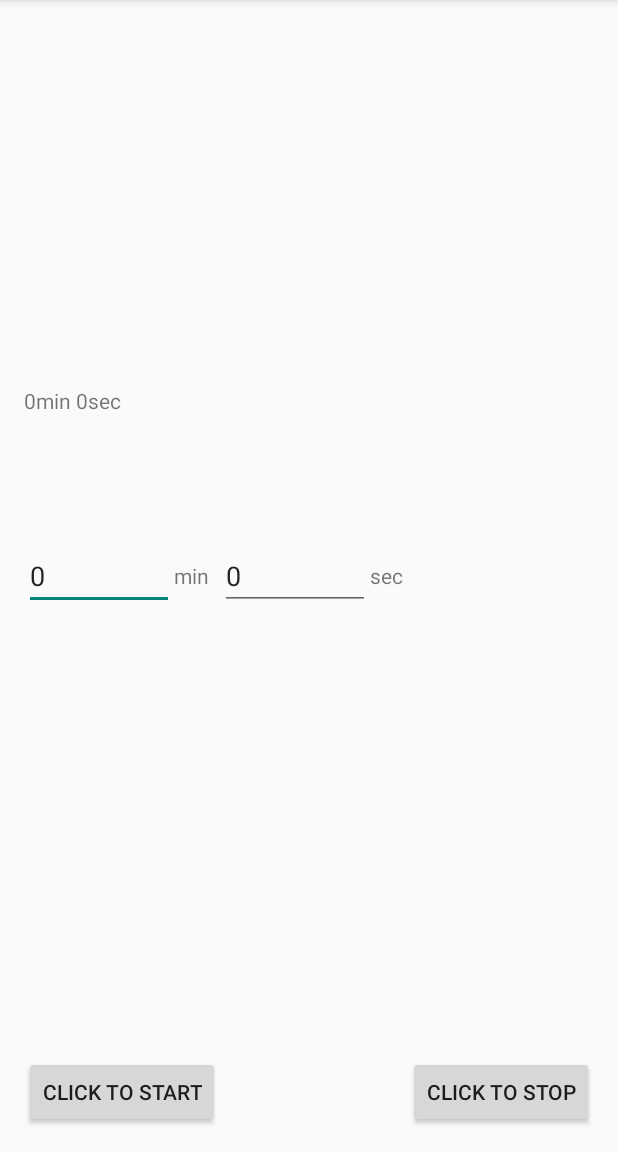
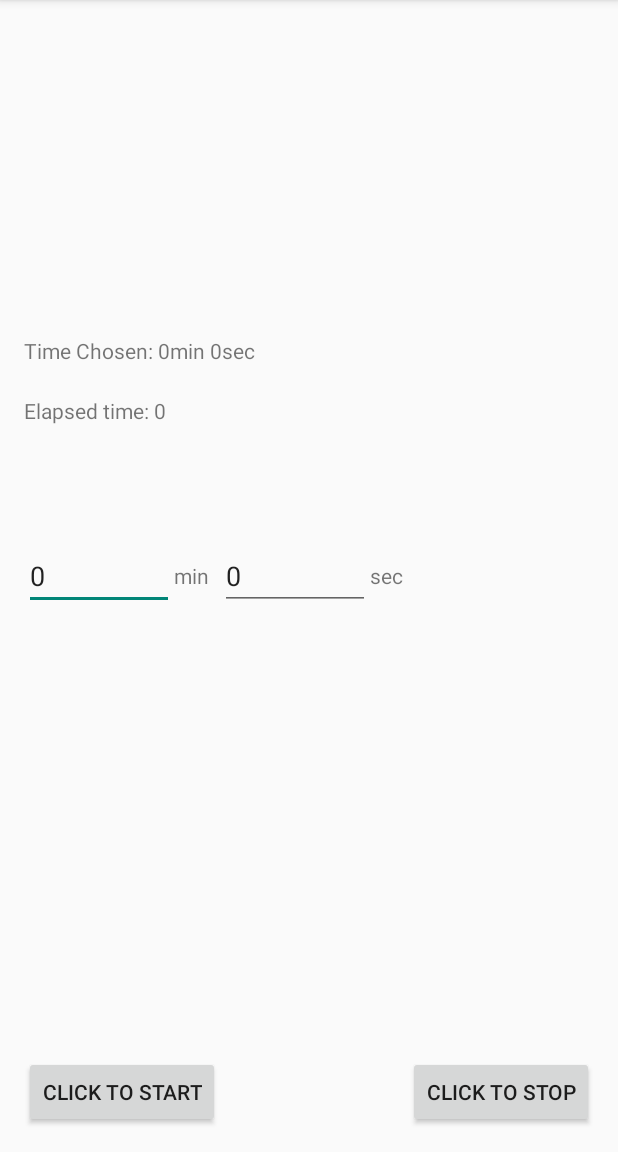
Before and after one commit to kritixilithos/Repeating-Countdown-Timer, an Android app: the screen it shows after launch (MainActivity), after a tap on "CLICK TO START", on a phone screen of 412 x 824 dp, the part 84-1236 px from its top. Run offline under Robolectric (Android 15) with nearby library versions, the phone set to English and light mode, and no system bars.

Commit message:
Added elapsed time

```diff
--- a/app/src/main/java/com/mycompany/countdowntimerrepeating/MainActivity.java
+++ b/app/src/main/java/com/mycompany/countdowntimerrepeating/MainActivity.java
@@ -13,6 +13,8 @@ import android.view.WindowManager;
 import android.widget.EditText;
 import android.widget.TextView;
 
+import org.w3c.dom.Text;
+
 public class MainActivity extends AppCompatActivity {
     TextView timeLeft;
     TextView tvv;
@@ -21,6 +23,9 @@ public class MainActivity extends AppCompatActivity {
     boolean clicked = false;
     EditText minutes;
     EditText seconds;
+    TextView elapsed;
+    long elapsedTime = 0;
+    long startTime = 0;
 
     public void repeatTimer(int numMins, int numSecs) {
         final int milliseconds = numMins * 60000 + numSecs*1000;
@@ -35,6 +40,14 @@ public class MainActivity extends AppCompatActivity {
                 double minutesLeft = Math.floor(millisUntilFinished / 60000);
                 double secondsLeft = (millisUntilFinished / 1000)-minutesLeft*60;
 
+                elapsed = (TextView) findViewById(R.id.elapsed);
+                elapsedTime = System.currentTimeMillis() - startTime;
+
+                double minsElapsed = Math.floor(elapsedTime / 60000);
+                double secsElapsed = (elapsedTime / 1000)-minsElapsed*60;
+
+                elapsed.setText("Elapsed time: " + minsElapsed+"min " + secsElapsed+"sec");
+
                 timeLeft.setText("Time remaining: " + minutesLeft + "min " + secondsLeft +"sec");
                 if (millisUntilFinished < milliseconds - 1000) {
                     r.stop();
@@ -43,7 +56,7 @@ public class MainActivity extends AppCompatActivity {
                     r.stop();
                     timeLeft.setText(" ");
                     tvv = (TextView) findViewById(R.id.tvv);
-                    tvv.setText("");
+                    tvv.setText("Time Chosen: ");
                     this.cancel();
                 }
             }
@@ -58,6 +71,7 @@ public class MainActivity extends AppCompatActivity {
 
     public void startRepeater(View view) {
         if(!clicked) {
+            startTime = System.currentTimeMillis();
             minutes = (EditText) findViewById(R.id.minutes);
             seconds = (EditText) findViewById(R.id.seconds);
             tvv = (TextView) findViewById(R.id.tvv);
@@ -69,7 +83,7 @@ public class MainActivity extends AppCompatActivity {
             int minValue = Integer.parseInt(minutes.getText().toString());
             int secValue = Integer.parseInt(seconds.getText().toString());
 
-            tvv.setText(minValue + "min " + secValue + "sec");
+            tvv.setText("Time Chosen: "+minValue + "min " + secValue + "sec");
             repeatTimer(minValue, secValue);
         }
         clicked = true;
@@ -87,6 +101,9 @@ public class MainActivity extends AppCompatActivity {
         getWindow().addFlags(WindowManager.LayoutParams.FLAG_KEEP_SCREEN_ON);
         minutes = (EditText) findViewById(R.id.minutes);
         seconds = (EditText) findViewById(R.id.seconds);
+        elapsed = (TextView) findViewById(R.id.elapsed);
+
+        elapsed.setText("Elapsed time: "+elapsedTime);
         minutes.setText("0");
         seconds.setText("0");
     }
--- a/app/src/main/res/layout/activity_main.xml
+++ b/app/src/main/res/layout/activity_main.xml
@@ -16,13 +16,23 @@
     <!--The time chosen will be displayed here-->
     <TextView
         android:id="@+id/tvv"
-        android:text=""
-        android:layout_width="200dp"
+        android:text="Time chosen:"
+        android:layout_width="wrap_content"
         android:layout_height="40dp"
+        android:layout_above="@+id/elapsed"
+        android:layout_alignParentLeft="true"
+        android:layout_alignParentStart="true" />
+
+    <!--The time elapsed will be shown here-->
+    <TextView
+        android:id="@+id/elapsed"
+        android:text="Elapsed Time:"
+        android:layout_width="wrap_content"
+        android:layout_height="40dp"
+        android:layout_marginBottom="57dp"
         android:layout_above="@+id/minutes"
         android:layout_alignParentLeft="true"
-        android:layout_alignParentStart="true"
-        android:layout_marginBottom="64dp" />
+        android:layout_alignParentStart="true" />
 
     <!--Input for the number of minutes-->
     <EditText
```
